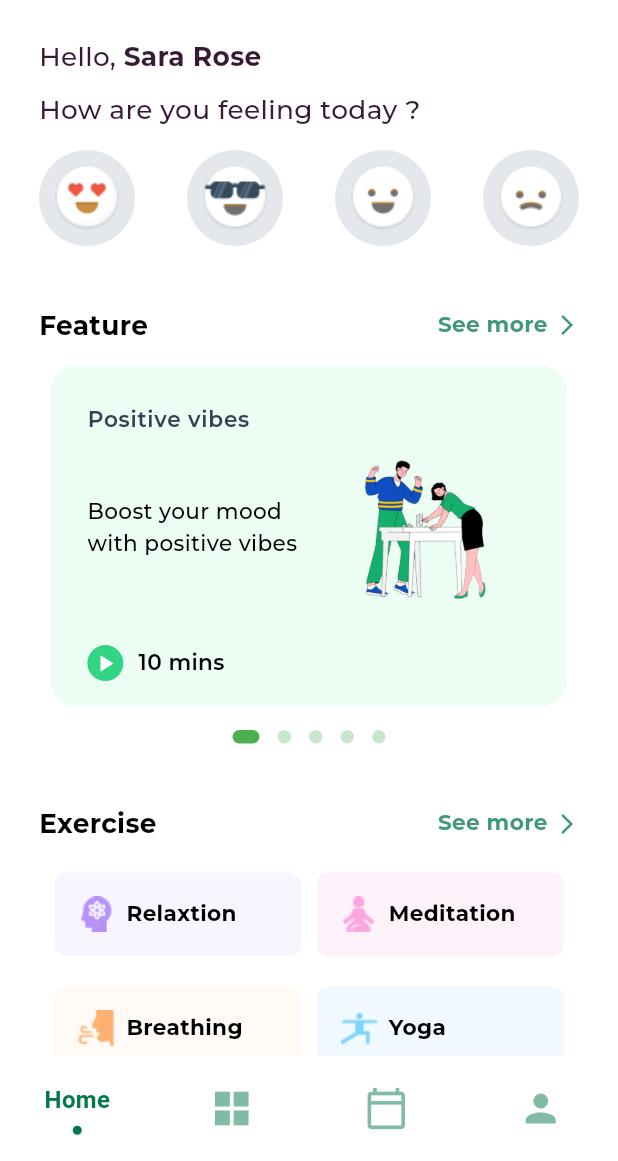
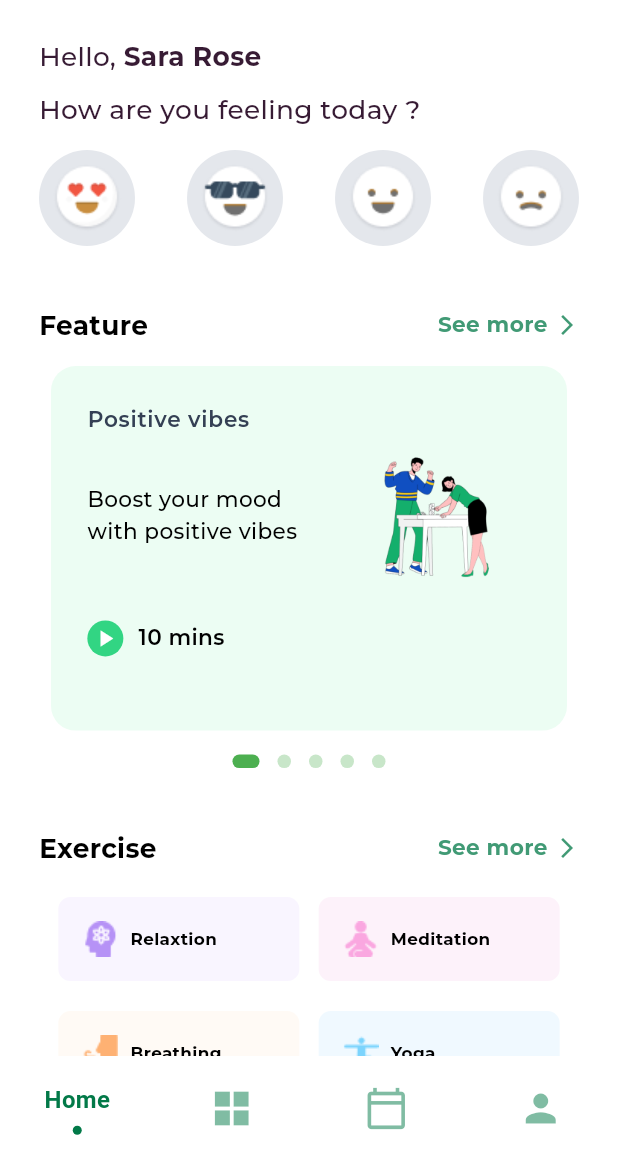
Before and after one commit to ElDaly15/MoodyUiApp, a Flutter app: the screen it shows after launch, on a phone screen of 412 x 824 dp, the part 75-1236 px from its top. Run offline on Flutter 3.47's test engine with Material 3 defaults, Android fonts, the light colour scheme and no system bars; drawn by our look-alikes of dots_indicator, sliding_clipped_nav_bar; our stand-ins replace device_preview, font_awesome_flutter, get; project files that could hold a hidden picture were left out.

Commit message:
Refactor main view widgets for improved layout and performance
- Adjusted the height of the custom page builder widget to better fit the content, increasing it from 55% to 59% of the width.
- Optimized the width of the feature main item widget, reducing it from 30% to 26% of the width for a more balanced layout.
- Fine-tuned the width of the exercise section item, slightly reducing it from 40% to 39% of the width for better alignment with other elements.
- Updated the text style of the exercise section item to a smaller font size (from 18 to 14) for consistency with the overall design.
- Removed unnecessary imports in the main view body widget to streamline the code and improve readability.

```diff
--- a/lib/featuers/main_view/presentation/views/widgets/custom_page_builder_with_dot_indicator_for_feature_item.dart
+++ b/lib/featuers/main_view/presentation/views/widgets/custom_page_builder_with_dot_indicator_for_feature_item.dart
@@ -19,7 +19,7 @@ class _PageBuilderForFeatureMainItemState
     return Column(
       children: [
         SizedBox(
-          height: width * 0.55,
+          height: width * 0.59,
           child: PageView.builder(
             onPageChanged: (page) {
               currentIndex = page;
--- a/lib/featuers/main_view/presentation/views/widgets/exercise_section.dart
+++ b/lib/featuers/main_view/presentation/views/widgets/exercise_section.dart
@@ -1,7 +1,6 @@
 import 'package:flutter/material.dart';
 import 'package:moody/featuers/main_view/presentation/views/widgets/custom_section_header.dart';
 import 'package:moody/featuers/main_view/presentation/views/widgets/exercise_all_items.dart';
-import 'package:moody/featuers/main_view/presentation/views/widgets/main_view_body.dart';
 
 class ExerciseSection extends StatelessWidget {
   const ExerciseSection({super.key});
--- a/lib/featuers/main_view/presentation/views/widgets/feature_main_item.dart
+++ b/lib/featuers/main_view/presentation/views/widgets/feature_main_item.dart
@@ -37,7 +37,7 @@ class FeatureMainItem extends StatelessWidget {
                 ),
                 const Spacer(),
                 SizedBox(
-                  width: width * 0.3,
+                  width: width * 0.260,
                   child: AspectRatio(
                     aspectRatio: 1 / 1,
                     child: Image.asset(
--- a/lib/featuers/main_view/presentation/views/widgets/item_of_exercise_section.dart
+++ b/lib/featuers/main_view/presentation/views/widgets/item_of_exercise_section.dart
@@ -17,7 +17,7 @@ class CustomItemForExerciseSection extends StatelessWidget {
     return Align(
       alignment: Alignment.centerLeft,
       child: Container(
-        width: width * 0.40,
+        width: width * 0.39,
         padding: const EdgeInsets.all(16),
         decoration: BoxDecoration(
             color: Color(colorId), borderRadius: BorderRadius.circular(8)),
@@ -31,7 +31,7 @@ class CustomItemForExerciseSection extends StatelessWidget {
             ),
             Text(
               textItem,
-              style: Style.font18Bold(context),
+              style: Style.font14Bold(context),
             )
           ],
         ),
--- a/lib/featuers/main_view/presentation/views/widgets/main_view_body.dart
+++ b/lib/featuers/main_view/presentation/views/widgets/main_view_body.dart
@@ -1,11 +1,7 @@
 import 'package:flutter/material.dart';
-import 'package:moody/core/utils/imageAssets.dart';
-import 'package:moody/core/utils/style.dart';
 import 'package:moody/featuers/main_view/presentation/views/widgets/custom_app_bar_for_main_view.dart';
-import 'package:moody/featuers/main_view/presentation/views/widgets/custom_section_header.dart';
 import 'package:moody/featuers/main_view/presentation/views/widgets/exercise_section.dart';
 import 'package:moody/featuers/main_view/presentation/views/widgets/feauture_section.dart';
-import 'package:moody/featuers/main_view/presentation/views/widgets/item_of_exercise_section.dart';
 import 'package:moody/featuers/main_view/presentation/views/widgets/welcome_section.dart';
 
 class MainViewBody extends StatelessWidget {
```
